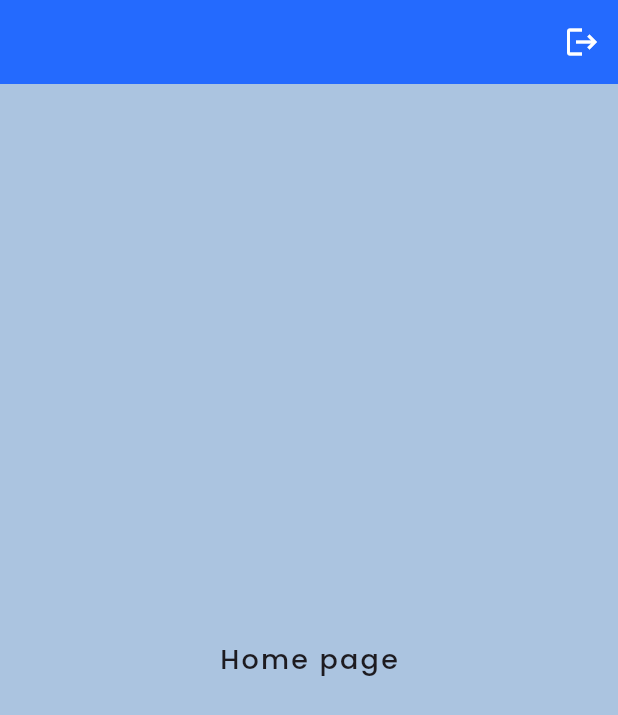
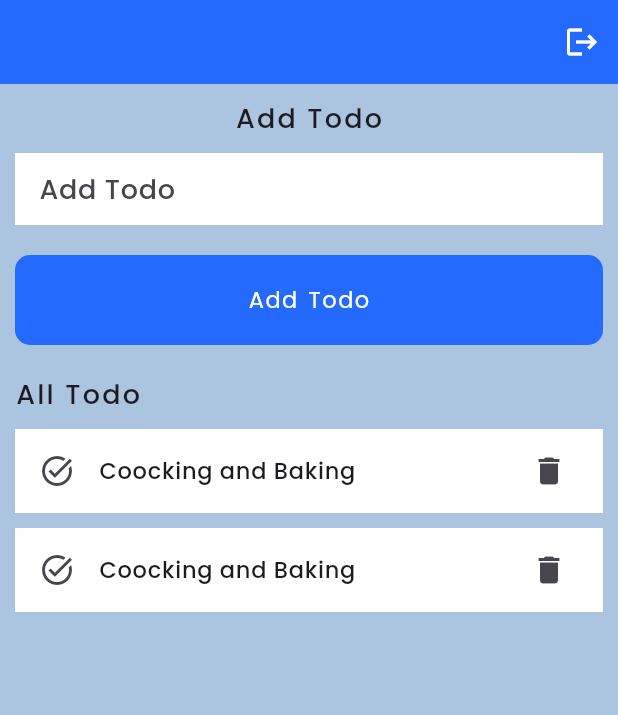
Before and after one commit to MrNitishroy/advance_todo_app, a Flutter app: the HomePage screen opened directly, on a phone screen of 412 x 824 dp. Shown: the top 715 px of the screen. Run offline on Flutter 3.47's test engine with Material 2 defaults, Android fonts, the light colour scheme and no system bars; our stand-ins replace firebase_auth, firebase_core, get, lottie; accounts and stored records are empty; network calls fail.

Commit message:
home page completed

```diff
--- /dev/null
+++ b/lib/controller/todo_controller.dart
@@ -0,0 +1,8 @@
+import 'package:flutter/material.dart';
+import 'package:get/get.dart';
+import 'package:get/get_state_manager/src/simple/get_controllers.dart';
+
+class TodoController extends GetxController {
+  TextEditingController title = TextEditingController();
+
+}
--- a/lib/pages/home_page.dart
+++ b/lib/pages/home_page.dart
@@ -1,5 +1,8 @@
+import 'package:advance_todo_app/components/my_button.dart';
+import 'package:advance_todo_app/components/my_text_form_field.dart';
 import 'package:advance_todo_app/config/my_colors.dart';
 import 'package:advance_todo_app/controller/auth_controller.dart';
+import 'package:advance_todo_app/controller/todo_controller.dart';
 import 'package:flutter/material.dart';
 import 'package:get/get.dart';
 
@@ -9,6 +12,7 @@ class HomePage extends StatelessWidget {
   @override
   Widget build(BuildContext context) {
     AuthController authController = Get.put(AuthController());
+    TodoController todoController = Get.put(TodoController());
     return Scaffold(
         appBar: AppBar(
           actions: [
@@ -23,9 +27,62 @@ class HomePage extends StatelessWidget {
             ),
           ],
         ),
-      body: Center(
-        child: Text("Home page"),
+        body: Padding(
+          padding: const EdgeInsets.all(10),
+          child: Column(
+            children: [
+              Text("Add Todo"),
+              SizedBox(height: 10),
+              MyTextFormField(
+                controller: todoController.title,
+                lable: "Add Todo",
               ),
-    );
+              SizedBox(height: 20),
+              MyButton(
+                btnName: "Add Todo",
+                onPress: () {},
+              ),
+              SizedBox(height: 20),
+              const Row(
+                children: [
+                  Text("All Todo"),
+                ],
+              ),
+              SizedBox(height: 10),
+              Expanded(
+                  child: Column(
+                children: [
+                  ListTile(
+                    tileColor: whiteColor,
+                    onTap: () {},
+                    leading: Icon(Icons.task_alt_outlined),
+                    title: Text(
+                      "Coocking and Baking",
+                      style:
+                          TextStyle(fontSize: 15, fontWeight: FontWeight.w500),
+                    ),
+                    trailing: InkWell(
+                      child: Icon(Icons.delete),
+                    ),
+                  ),
+                  SizedBox(height: 10),
+                  ListTile(
+                    tileColor: whiteColor,
+                    onTap: () {},
+                    leading: Icon(Icons.task_alt_outlined),
+                    title: Text(
+                      "Coocking and Baking",
+                      style:
+                          TextStyle(fontSize: 15, fontWeight: FontWeight.w500),
+                    ),
+                    trailing: InkWell(
+                      child: Icon(Icons.delete),
+                    ),
+                  ),
+                ],
+              )),
+            ],
+          ),
+        ));
   }
 }
```
Lines whose indentation alone changed are shown as unchanged.
